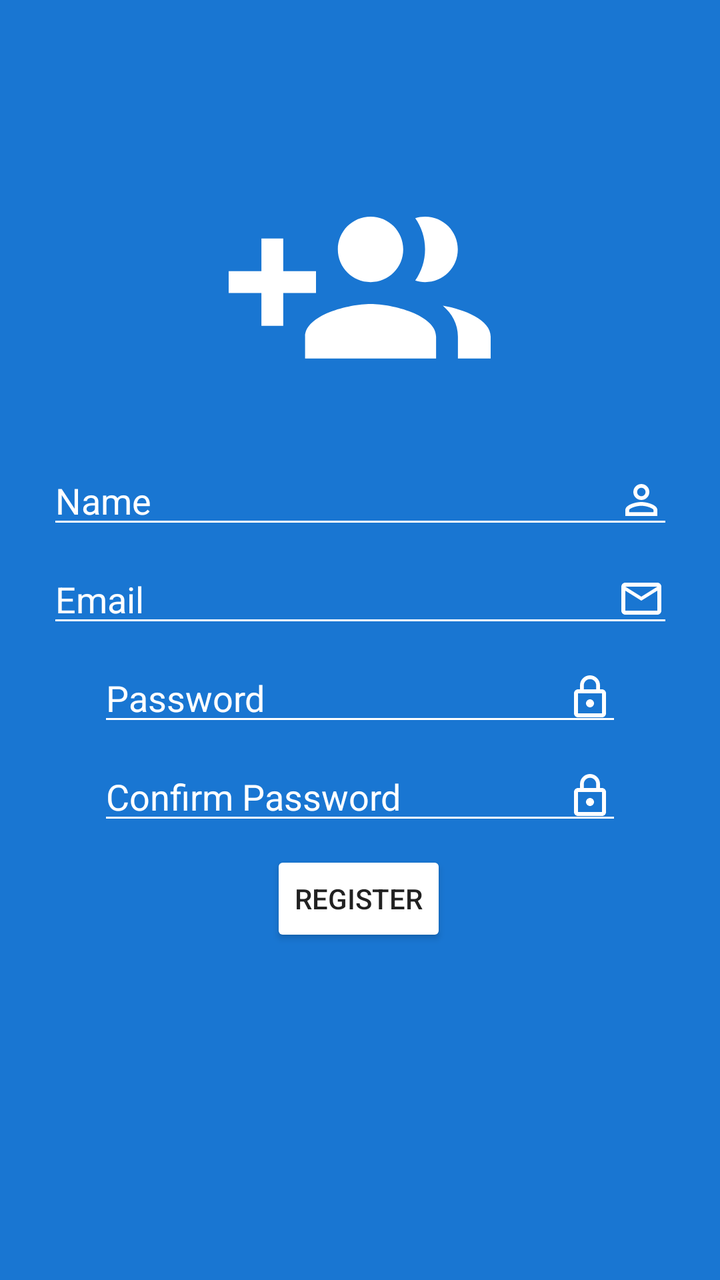
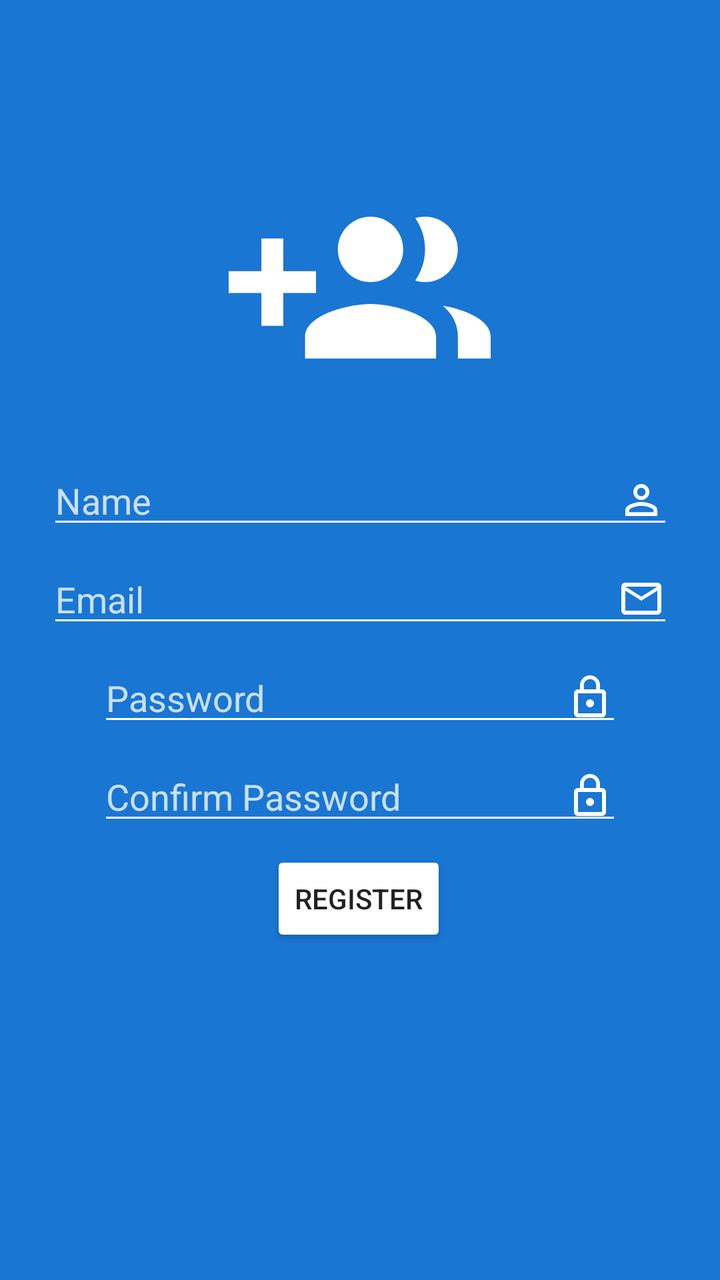

Screens rendered from an Android XML layout before and after an edit, with the pre-edit source and the edit as a unified diff.
<!-- AndroidManifest.xml: application theme AppTheme -->
<!-- res/layout/activity_register.xml -->
<?xml version="1.0" encoding="utf-8"?>
<android.support.constraint.ConstraintLayout xmlns:android="http://schemas.android.com/apk/res/android"
    xmlns:app="http://schemas.android.com/apk/res-auto"
    android:id="@+id/registerLayout"
    android:layout_width="match_parent"
    android:layout_height="match_parent"
    android:background="@color/colorDarkPrimaryTint">

    <android.support.design.widget.AppBarLayout
        android:id="@+id/registerAppBar"
        android:layout_width="0dp"
        android:layout_height="wrap_content"
        android:background="@color/colorDarkPrimaryTint"
        android:fitsSystemWindows="true"
        app:elevation="0dip"
        app:layout_constraintEnd_toEndOf="parent"
        app:layout_constraintStart_toStartOf="parent"
        app:layout_constraintTop_toTopOf="parent"
        app:theme="@style/ThemeOverlay.AppCompat.Dark.ActionBar">

        <android.support.v7.widget.Toolbar
            android:id="@+id/toolbarRegister"
            android:layout_width="match_parent"
            android:layout_height="match_parent"
            app:titleTextColor="@color/colorPrimary" />

    </android.support.design.widget.AppBarLayout>


    <ImageView
        android:id="@+id/registerUserImage"
        android:layout_width="240dp"
        android:layout_height="131dp"
        android:layout_marginStart="8dp"
        android:layout_marginTop="8dp"
        android:layout_marginEnd="8dp"
        android:layout_marginBottom="8dp"
        android:contentDescription="Add User"
        app:layout_constraintBottom_toTopOf="@+id/enteredName"
        app:layout_constraintEnd_toEndOf="parent"
        app:layout_constraintHorizontal_bias="0.496"
        app:layout_constraintStart_toStartOf="parent"
        app:layout_constraintTop_toTopOf="@+id/registerAppBar"
        app:layout_constraintVertical_bias="0.901"
        app:srcCompat="@drawable/add_people" />

    <EditText
        android:id="@+id/enteredName"
        android:layout_width="313dp"
        android:layout_height="wrap_content"
        android:layout_marginStart="8dp"
        android:layout_marginTop="172dp"
        android:layout_marginEnd="8dp"
        android:autofillHints=""
        android:backgroundTint="@android:color/white"
        android:drawableEnd="@drawable/person_outline"
        android:hint="@string/name"
        android:inputType="textPersonName|textCapWords"
        android:textColor="@android:color/white"
        android:textColorHighlight="@android:color/white"
        android:textColorHint="@android:color/white"
        app:layout_constraintEnd_toEndOf="parent"
        app:layout_constraintStart_toStartOf="parent"
        app:layout_constraintTop_toBottomOf="@+id/registerAppBar" />

    <EditText
        android:id="@+id/enteredEmail"
        android:layout_width="313dp"
        android:layout_height="wrap_content"
        android:layout_marginStart="8dp"
        android:layout_marginTop="8dp"
        android:layout_marginEnd="8dp"
        android:autofillHints=""
        android:backgroundTint="@android:color/white"
        android:drawableEnd="@drawable/email_outline_white"
        android:hint="@string/email"
        android:inputType="textWebEmailAddress"
        android:textColor="@android:color/white"
        android:textColorHint="@android:color/white"
        android:textColorLink="@color/colorPrimary"
        app:layout_constraintEnd_toEndOf="parent"
        app:layout_constraintStart_toStartOf="parent"
        app:layout_constraintTop_toBottomOf="@+id/enteredName" />

    <EditText
        android:id="@+id/enteredPassword"
        android:layout_width="0dp"
        android:layout_height="wrap_content"
        android:layout_marginStart="49dp"
        android:layout_marginTop="8dp"
        android:layout_marginEnd="49dp"
        android:autofillHints=""
        android:backgroundTint="@android:color/white"
        android:drawableEnd="@drawable/lock_outline_white"
        android:hint="@string/password"
        android:inputType="textPassword"
        android:textColor="@android:color/white"
        android:textColorHint="@android:color/white"
        app:layout_constraintEnd_toEndOf="parent"
        app:layout_constraintHorizontal_bias="0.0"
        app:layout_constraintStart_toStartOf="parent"
        app:layout_constraintTop_toBottomOf="@+id/enteredEmail" />

    <EditText
        android:id="@+id/enteredPasswordConfirm"
        android:layout_width="0dp"
        android:layout_height="wrap_content"
        android:layout_marginStart="49dp"
        android:layout_marginTop="8dp"
        android:layout_marginEnd="49dp"
        android:autofillHints=""
        android:backgroundTint="@android:color/white"
        android:drawableEnd="@drawable/lock_outline_white"
        android:hint="@string/passwordConfirm"
        android:inputType="textPassword"
        android:textColor="@android:color/white"
        android:textColorHint="@android:color/white"
        app:layout_constraintEnd_toEndOf="parent"
        app:layout_constraintHorizontal_bias="0.0"
        app:layout_constraintStart_toStartOf="parent"
        app:layout_constraintTop_toBottomOf="@+id/enteredPassword" />

    <Button
        android:id="@+id/registerButton"
        android:layout_width="wrap_content"
        android:layout_height="wrap_content"
        android:layout_marginTop="8dp"
        android:layout_marginBottom="8dp"
        android:backgroundTint="@android:color/white"
        android:text="@string/registerButton"
        app:layout_constraintBottom_toBottomOf="parent"
        app:layout_constraintEnd_toEndOf="parent"
        app:layout_constraintHorizontal_bias="0.498"
        app:layout_constraintStart_toStartOf="parent"
        app:layout_constraintTop_toBottomOf="@+id/enteredPasswordConfirm"
        app:layout_constraintVertical_bias="0.0" />

    <ProgressBar
        android:id="@+id/loadingRegisterIndicator"
        style="?android:attr/progressBarStyle"
        android:layout_width="wrap_content"
        android:layout_height="wrap_content"
        android:layout_marginStart="8dp"
        android:layout_marginTop="8dp"
        android:layout_marginEnd="8dp"
        android:layout_marginBottom="8dp"
        android:visibility="invisible"
        app:layout_constraintBottom_toBottomOf="parent"
        app:layout_constraintEnd_toEndOf="parent"
        app:layout_constraintHorizontal_bias="0.498"
        app:layout_constraintStart_toStartOf="parent"

        app:layout_constraintTop_toTopOf="parent"
        app:layout_constraintVertical_bias="0.427" />


</android.support.constraint.ConstraintLayout>
<!-- resources referenced by this layout -->
<resources>
  <color name="colorDarkPrimaryTint">#1976D2</color>
  <color name="colorPrimary">#FFFFFF</color>
  <!-- drawable add_people (drawable) -->
  <vector android:height="24dp" android:tint="#FFFFFF"
      android:viewportHeight="24.0" android:viewportWidth="24.0"
      android:width="24dp" xmlns:android="http://schemas.android.com/apk/res/android">
      <path android:fillColor="#FF000000" android:pathData="M8,10L5,10L5,7L3,7v3L0,10v2h3v3h2v-3h3v-2zM18,11c1.66,0 2.99,-1.34 2.99,-3S19.66,5 18,5c-0.32,0 -0.63,0.05 -0.91,0.14 0.57,0.81 0.9,1.79 0.9,2.86s-0.34,2.04 -0.9,2.86c0.28,0.09 0.59,0.14 0.91,0.14zM13,11c1.66,0 2.99,-1.34 2.99,-3S14.66,5 13,5c-1.66,0 -3,1.34 -3,3s1.34,3 3,3zM19.62,13.16c0.83,0.73 1.38,1.66 1.38,2.84v2h3v-2c0,-1.54 -2.37,-2.49 -4.38,-2.84zM13,13c-2,0 -6,1 -6,3v2h12v-2c0,-2 -4,-3 -6,-3z"/>
  </vector>
  <!-- drawable email_outline_white (drawable) -->
  <vector android:height="24dp" android:tint="#FFFFFF"
      android:viewportHeight="24.0" android:viewportWidth="24.0"
      android:width="24dp" xmlns:android="http://schemas.android.com/apk/res/android">
      <path android:fillColor="#FF000000" android:pathData="M20,4L4,4c-1.1,0 -1.99,0.9 -1.99,2L2,18c0,1.1 0.9,2 2,2h16c1.1,0 2,-0.9 2,-2L22,6c0,-1.1 -0.9,-2 -2,-2zM20,18L4,18L4,8l8,5 8,-5v10zM12,11L4,6h16l-8,5z"/>
  </vector>
  <!-- drawable lock_outline_white (drawable) -->
  <vector android:height="24dp" android:tint="#FFFFFF"
      android:viewportHeight="24.0" android:viewportWidth="24.0"
      android:width="24dp" xmlns:android="http://schemas.android.com/apk/res/android">
      <path android:fillColor="#FF000000" android:pathData="M12,17c1.1,0 2,-0.9 2,-2s-0.9,-2 -2,-2 -2,0.9 -2,2 0.9,2 2,2zM18,8h-1L17,6c0,-2.76 -2.24,-5 -5,-5S7,3.24 7,6v2L6,8c-1.1,0 -2,0.9 -2,2v10c0,1.1 0.9,2 2,2h12c1.1,0 2,-0.9 2,-2L20,10c0,-1.1 -0.9,-2 -2,-2zM8.9,6c0,-1.71 1.39,-3.1 3.1,-3.1s3.1,1.39 3.1,3.1v2L8.9,8L8.9,6zM18,20L6,20L6,10h12v10z"/>
  </vector>
  <!-- drawable person_outline (drawable) -->
  <vector xmlns:android="http://schemas.android.com/apk/res/android"
          android:width="24dp"
          android:height="24dp"
          android:viewportWidth="24.0"
          android:viewportHeight="24.0">
      <path
          android:fillColor="@android:color/white"
          android:pathData="M12,5.9c1.16,0 2.1,0.94 2.1,2.1s-0.94,2.1 -2.1,2.1S9.9,9.16 9.9,8s0.94,-2.1 2.1,-2.1m0,9c2.97,0 6.1,1.46 6.1,2.1v1.1L5.9,18.1L5.9,17c0,-0.64 3.13,-2.1 6.1,-2.1M12,4C9.79,4 8,5.79 8,8s1.79,4 4,4 4,-1.79 4,-4 -1.79,-4 -4,-4zM12,13c-2.67,0 -8,1.34 -8,4v3h16v-3c0,-2.66 -5.33,-4 -8,-4z"/>
  </vector>
  <string name="email">Email</string>
  <string name="name">Name</string>
  <string name="password">Password</string>
  <string name="passwordConfirm">Confirm Password</string>
  <string name="registerButton">Register</string>
  <style name="AppTheme" parent="Theme.AppCompat.Light.NoActionBar">
          
          <item name="colorPrimary">@color/colorPrimary</item>
          <item name="colorPrimaryDark">@color/colorPrimaryDark</item>
          <item name="colorAccent">@color/colorAccent</item>
          <item name="android:statusBarColor">@color/colorDarkPrimaryTint</item>
      </style>
  <color name="colorPrimaryDark">#000000</color>
  <color name="colorAccent">#1976D2</color>
</resources>

<!-- the commit's change to res/layout/activity_register.xml (unified diff, before → after) -->
@@ -36,7 +36,7 @@
         android:layout_marginEnd="8dp"
         android:layout_marginBottom="8dp"
         android:contentDescription="Add User"
-        app:layout_constraintBottom_toTopOf="@+id/enteredName"
+        app:layout_constraintBottom_toTopOf="@+id/enteredUsername"
         app:layout_constraintEnd_toEndOf="parent"
         app:layout_constraintHorizontal_bias="0.496"
         app:layout_constraintStart_toStartOf="parent"
@@ -45,7 +45,7 @@
         app:srcCompat="@drawable/add_people" />
 
     <EditText
-        android:id="@+id/enteredName"
+        android:id="@+id/enteredUsername"
         android:layout_width="313dp"
         android:layout_height="wrap_content"
         android:layout_marginStart="8dp"
@@ -58,7 +58,7 @@
         android:inputType="textPersonName|textCapWords"
         android:textColor="@android:color/white"
         android:textColorHighlight="@android:color/white"
-        android:textColorHint="@android:color/white"
+        android:textColorHint="@color/colorDisabled"
         app:layout_constraintEnd_toEndOf="parent"
         app:layout_constraintStart_toStartOf="parent"
         app:layout_constraintTop_toBottomOf="@+id/registerAppBar" />
@@ -76,11 +76,11 @@
         android:hint="@string/email"
         android:inputType="textWebEmailAddress"
         android:textColor="@android:color/white"
-        android:textColorHint="@android:color/white"
+        android:textColorHint="@color/colorDisabled"
         android:textColorLink="@color/colorPrimary"
         app:layout_constraintEnd_toEndOf="parent"
         app:layout_constraintStart_toStartOf="parent"
-        app:layout_constraintTop_toBottomOf="@+id/enteredName" />
+        app:layout_constraintTop_toBottomOf="@+id/enteredUsername" />
 
     <EditText
         android:id="@+id/enteredPassword"
@@ -95,7 +95,7 @@
         android:hint="@string/password"
         android:inputType="textPassword"
         android:textColor="@android:color/white"
-        android:textColorHint="@android:color/white"
+        android:textColorHint="@color/colorDisabled"
         app:layout_constraintEnd_toEndOf="parent"
         app:layout_constraintHorizontal_bias="0.0"
         app:layout_constraintStart_toStartOf="parent"
@@ -114,7 +114,7 @@
         android:hint="@string/passwordConfirm"
         android:inputType="textPassword"
         android:textColor="@android:color/white"
-        android:textColorHint="@android:color/white"
+        android:textColorHint="@color/colorDisabled"
         app:layout_constraintEnd_toEndOf="parent"
         app:layout_constraintHorizontal_bias="0.0"
         app:layout_constraintStart_toStartOf="parent"
<!-- resource entries referenced after the edit -->
@@ -1,6 +1,7 @@
 <!-- resources referenced by this layout -->
 <resources>
   <color name="colorDarkPrimaryTint">#1976D2</color>
+  <color name="colorDisabled">#C6FFFFFF</color>
   <color name="colorPrimary">#FFFFFF</color>
   <!-- drawable add_people (drawable) -->
   <vector android:height="24dp" android:tint="#FFFFFF"
